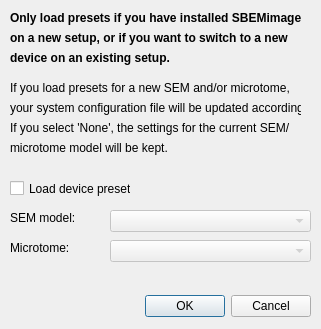
The window that gui/device_selection_dlg.ui (SBEMimage/SBEMimage) describes before a commit, drawn with Qt 5.
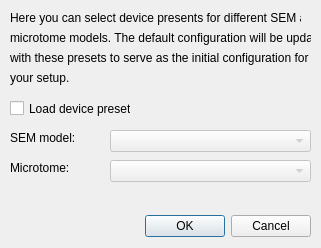
The same window after the commit.

Commit message: Update start-up procedure and configuration dialog

```diff
--- a/gui/device_selection_dlg.ui
+++ b/gui/device_selection_dlg.ui
@@ -7,7 +7,7 @@
     <x>0</x>
     <y>0</y>
     <width>321</width>
-    <height>329</height>
+    <height>248</height>
    </rect>
   </property>
   <property name="windowTitle">
@@ -17,7 +17,7 @@
    <property name="geometry">
     <rect>
      <x>90</x>
-     <y>290</y>
+     <y>210</y>
      <width>221</width>
      <height>32</height>
     </rect>
@@ -33,7 +33,7 @@
    <property name="geometry">
     <rect>
      <x>10</x>
-     <y>210</y>
+     <y>130</y>
      <width>81</width>
      <height>16</height>
     </rect>
@@ -46,7 +46,7 @@
    <property name="geometry">
     <rect>
      <x>10</x>
-     <y>240</y>
+     <y>160</y>
      <width>91</width>
      <height>16</height>
     </rect>
@@ -59,20 +59,20 @@
    <property name="geometry">
     <rect>
      <x>10</x>
-     <y>100</y>
-     <width>291</width>
+     <y>30</y>
+     <width>301</width>
      <height>16</height>
     </rect>
    </property>
    <property name="text">
-    <string>your system configuration file will be updated accordingly.</string>
+    <string>microtome models. The default configuration will be updated</string>
    </property>
   </widget>
   <widget class="QCheckBox" name="checkBox_loadPresets">
    <property name="geometry">
     <rect>
      <x>10</x>
-     <y>180</y>
+     <y>100</y>
      <width>121</width>
      <height>17</height>
     </rect>
@@ -88,7 +88,7 @@
    <property name="geometry">
     <rect>
      <x>110</x>
-     <y>210</y>
+     <y>130</y>
      <width>201</width>
      <height>22</height>
     </rect>
@@ -101,109 +101,52 @@
    <property name="geometry">
     <rect>
      <x>10</x>
-     <y>80</y>
-     <width>291</width>
-     <height>16</height>
-    </rect>
-   </property>
-   <property name="text">
-    <string>If you load presets for a new SEM and/or microtome,</string>
-   </property>
-  </widget>
-  <widget class="QComboBox" name="comboBox_microtomes">
-   <property name="enabled">
-    <bool>false</bool>
-   </property>
-   <property name="geometry">
-    <rect>
-     <x>110</x>
-     <y>240</y>
-     <width>201</width>
-     <height>22</height>
-    </rect>
-   </property>
-  </widget>
-  <widget class="QLabel" name="label_3">
-   <property name="geometry">
-    <rect>
-     <x>10</x>
-     <y>30</y>
-     <width>301</width>
-     <height>16</height>
-    </rect>
-   </property>
-   <property name="font">
-    <font>
-     <weight>75</weight>
-     <bold>true</bold>
-    </font>
-   </property>
-   <property name="text">
-    <string>on a new setup, or if you want to switch to a new</string>
-   </property>
-  </widget>
-  <widget class="QLabel" name="label_4">
-   <property name="geometry">
-    <rect>
-     <x>10</x>
      <y>10</y>
      <width>291</width>
      <height>16</height>
     </rect>
    </property>
-   <property name="font">
-    <font>
-     <weight>75</weight>
-     <bold>true</bold>
-    </font>
-   </property>
    <property name="text">
-    <string>Only load presets if you have installed SBEMimage</string>
+    <string>Here you can select device presents for different SEM and</string>
    </property>
   </widget>
-  <widget class="QLabel" name="label_5">
+  <widget class="QComboBox" name="comboBox_microtomes">
+   <property name="enabled">
+    <bool>false</bool>
+   </property>
    <property name="geometry">
     <rect>
-     <x>10</x>
-     <y>50</y>
-     <width>301</width>
-     <height>16</height>
+     <x>110</x>
+     <y>160</y>
+     <width>201</width>
+     <height>22</height>
     </rect>
    </property>
-   <property name="font">
-    <font>
-     <weight>75</weight>
-     <bold>true</bold>
-    </font>
-   </property>
-   <property name="text">
-    <string>device on an existing setup.</string>
-   </property>
   </widget>
   <widget class="QLabel" name="label_6">
    <property name="geometry">
     <rect>
      <x>10</x>
-     <y>120</y>
-     <width>291</width>
+     <y>50</y>
+     <width>301</width>
      <height>16</height>
     </rect>
    </property>
    <property name="text">
-    <string>If you select 'None', the settings for the current SEM/</string>
+    <string>with these presets to serve as the initial configuration for</string>
    </property>
   </widget>
   <widget class="QLabel" name="label_7">
    <property name="geometry">
     <rect>
      <x>10</x>
-     <y>140</y>
+     <y>70</y>
      <width>291</width>
      <height>16</height>
     </rect>
    </property>
    <property name="text">
-    <string>microtome model will be kept.</string>
+    <string>your setup.</string>
    </property>
   </widget>
  </widget>
```
The commit also changes 4 other files.
